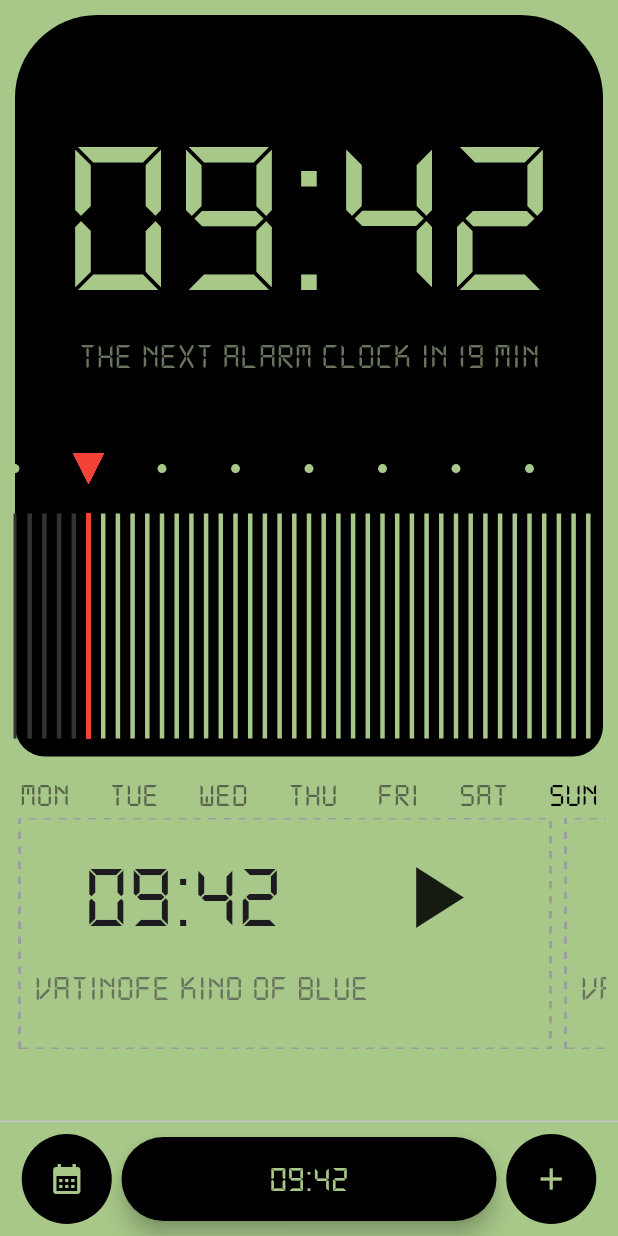
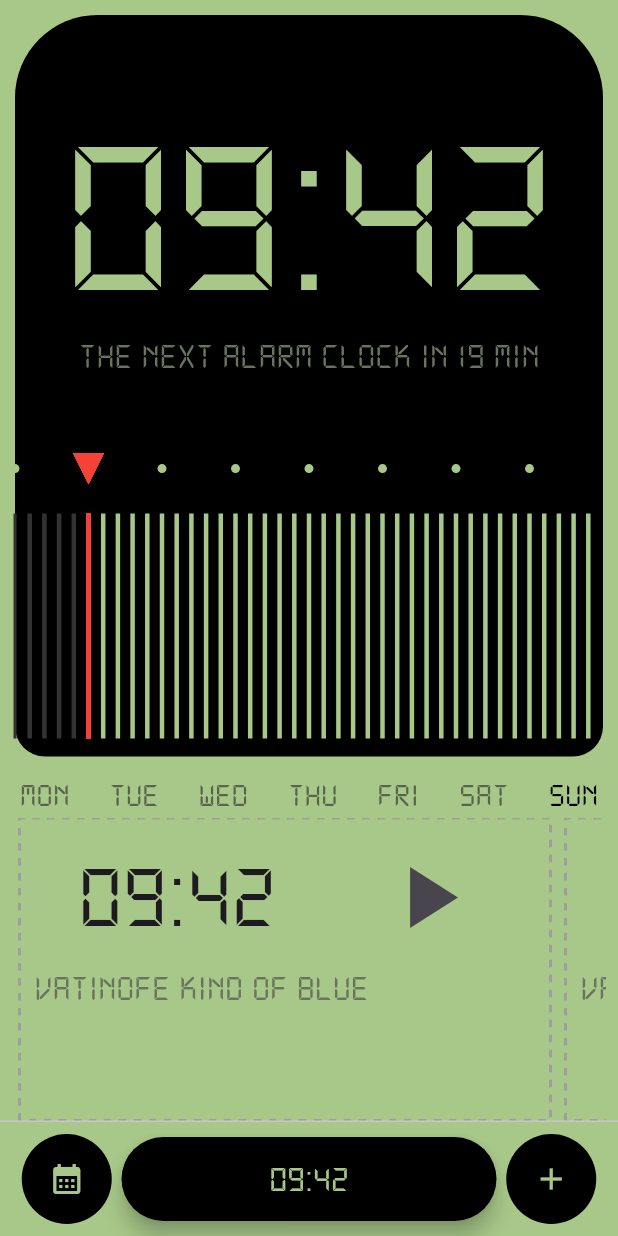
Before and after one commit to RensithUdara/digital-alarm-clock-app, a Flutter app: the screen it shows after launch, on a phone screen of 412 x 824 dp. Run offline on Flutter 3.47's test engine with Material 3 defaults, Android fonts, the phone set to English and light mode, and no system bars; drawn by our look-alikes of dotted_border.

Commit message:
Add alarm management and update UI in HomePage

```diff
--- a/lib/screens/home.dart
+++ b/lib/screens/home.dart
@@ -10,6 +10,15 @@ class HomePage extends StatefulWidget {
 }
 
 class _HomePageState extends State<HomePage> {
+  String _currentTime = "09:42";
+  List<String> _alarms = ["09:42", "10:00", "12:30"]; // Example alarms
+
+  void _addAlarm(String time) {
+    setState(() {
+      _alarms.add(time);
+    });
+  }
+
   @override
   Widget build(BuildContext context) {
     return Scaffold(
@@ -96,14 +105,14 @@ class _HomePageState extends State<HomePage> {
   }
 
   Widget _buildAlarmList() {
-    return Padding(
-      padding: const EdgeInsets.symmetric(horizontal: 8.0),
-      child: SingleChildScrollView(
-        scrollDirection: Axis.horizontal,
-        child: Row(
-          children: List.generate(
-            3,
-            (index) => Padding(
+    return Expanded(
+      child: Padding(
+        padding: const EdgeInsets.symmetric(horizontal: 8.0),
+        child: ListView.builder(
+          scrollDirection: Axis.horizontal,
+          itemCount: _alarms.length,
+          itemBuilder: (context, index) {
+            return Padding(
               padding: const EdgeInsets.symmetric(horizontal: 5.0),
               child: DottedBorder(
                 color: Colors.grey,
@@ -114,20 +123,25 @@ class _HomePageState extends State<HomePage> {
                   padding: const EdgeInsets.all(8),
                   width: 350,
                   height: 150,
-                  child: const Column(
+                  child: Column(
                     crossAxisAlignment: CrossAxisAlignment.start,
                     children: [
                       Row(
                         mainAxisAlignment: MainAxisAlignment.spaceAround,
                         children: [
                           Text(
-                            "09:42",
-                            style: TextStyle(fontSize: 60),
+                            _alarms[index],
+                            style: const TextStyle(fontSize: 60),
                           ),
-                          Icon(Icons.play_arrow, size: 70)
+                          IconButton(
+                            icon: const Icon(Icons.play_arrow, size: 70),
+                            onPressed: () {
+                              // Add functionality to play/pause alarm
+                            },
+                          ),
                         ],
                       ),
-                      Text(
+                      const Text(
                         "VATINOFE KIND OF BLUE",
                         style: TextStyle(fontSize: 24, color: Color(0xff69745f)),
                       ),
@@ -135,8 +149,8 @@ class _HomePageState extends State<HomePage> {
                   ),
                 ),
               ),
-            ),
-          ),
+            );
+          },
         ),
       ),
     );
@@ -147,7 +161,9 @@ class _HomePageState extends State<HomePage> {
       mainAxisAlignment: MainAxisAlignment.spaceEvenly,
       children: [
         IconButton(
-          onPressed: () {},
+          onPressed: () {
+            // Add calendar functionality
+          },
           icon: const Icon(
             Icons.calendar_month,
             color: Color(0xffa8c889),
@@ -160,10 +176,12 @@ class _HomePageState extends State<HomePage> {
         SizedBox(
           width: 250,
           child: FloatingActionButton.extended(
-            onPressed: () {},
-            label: const Text(
-              '09:42',
-              style: TextStyle(fontSize: 24),
+            onPressed: () {
+              // Add functionality to show current time
+            },
+            label: Text(
+              _currentTime,
+              style: const TextStyle(fontSize: 24),
             ),
             shape: const StadiumBorder(),
             backgroundColor: Colors.black,
@@ -171,8 +189,16 @@ class _HomePageState extends State<HomePage> {
           ),
         ),
         IconButton(
-          onPressed: () {
-            Navigator.push(context, MaterialPageRoute(builder: (context) => const CustomTimePicker()));
+          onPressed: () async {
+            final selectedTime = await Navigator.push(
+              context,
+              MaterialPageRoute(
+                builder: (context) => const CustomTimePicker(),
+              ),
+            );
+            if (selectedTime != null) {
+              _addAlarm(selectedTime);
+            }
           },
           icon: const Icon(
             Icons.add,
```
